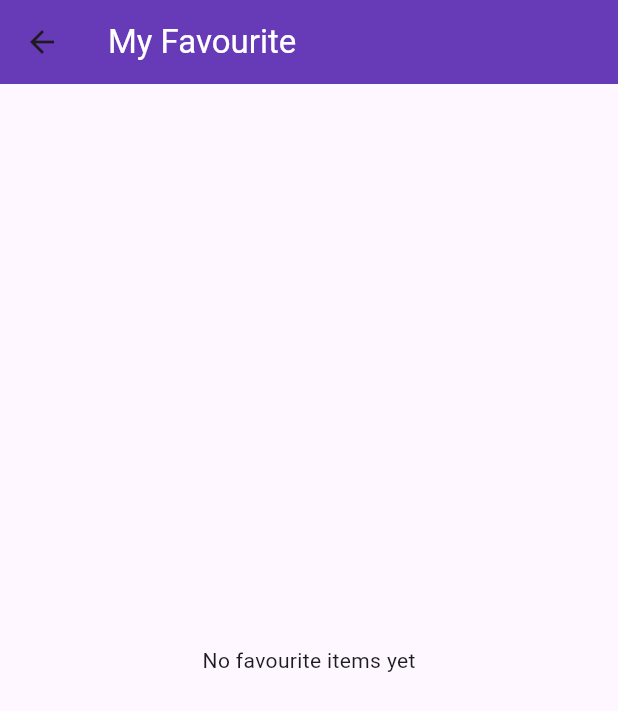
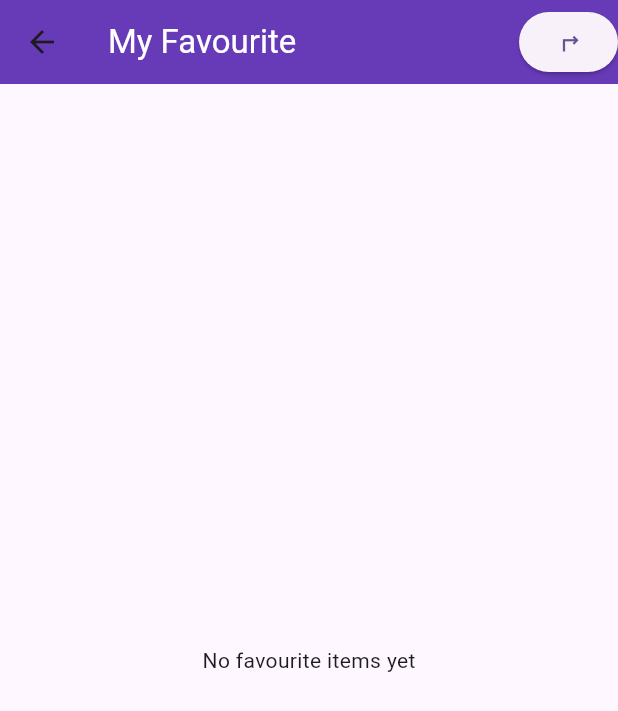
Before and after one commit to Sri-Mayur/Flutter_Provider, a Flutter app: the MyFavouriteScreen screen opened by its route, on a phone screen of 412 x 824 dp. Shown: the top 711 px of the screen. Run offline on Flutter 3.47's test engine with Material 3 defaults, Android fonts, the phone set to English and light mode, and no system bars.

Commit message:
Added the route

```diff
--- a/lib/screen/favourite/myfavourite.dart
+++ b/lib/screen/favourite/myfavourite.dart
@@ -20,6 +20,13 @@ class _MyFavouriteScreenState extends State<MyFavouriteScreen> {
           style: TextStyle(color: Colors.white),
         ),
         backgroundColor: Colors.deepPurple,
+        actions: [
+          ElevatedButton(
+              onPressed: () {
+                Navigator.pushNamed(context, '/theme');
+              },
+              child: Icon(Icons.turn_right_sharp)),
+        ],
       ),
       body: Consumer<FavouriteProvider>(builder: (context, value, child) {
         final favouriteItems = value.favlist;
```
